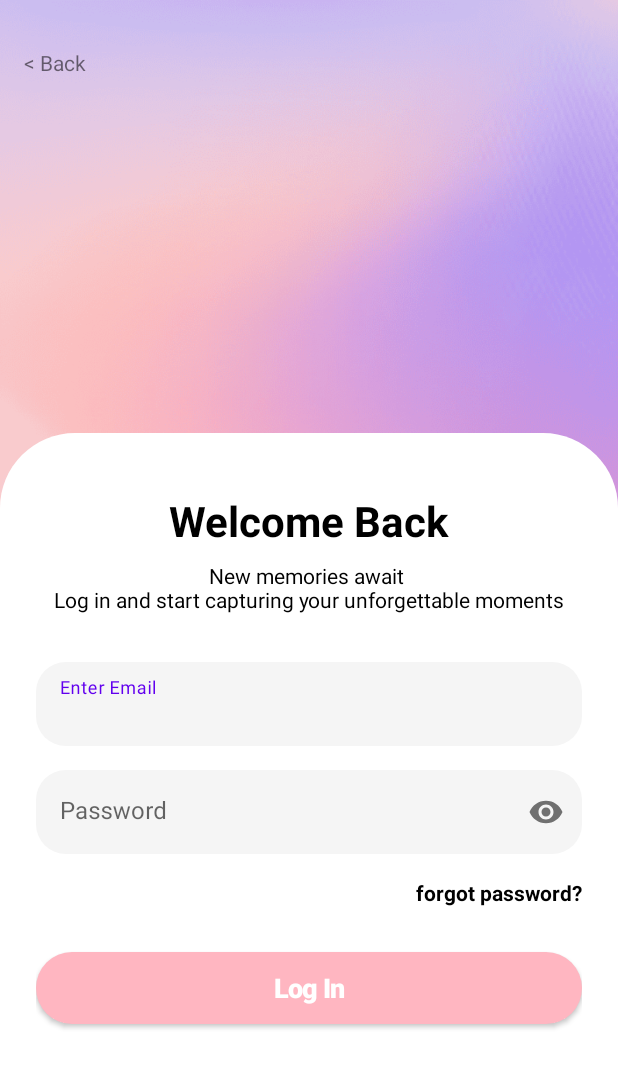
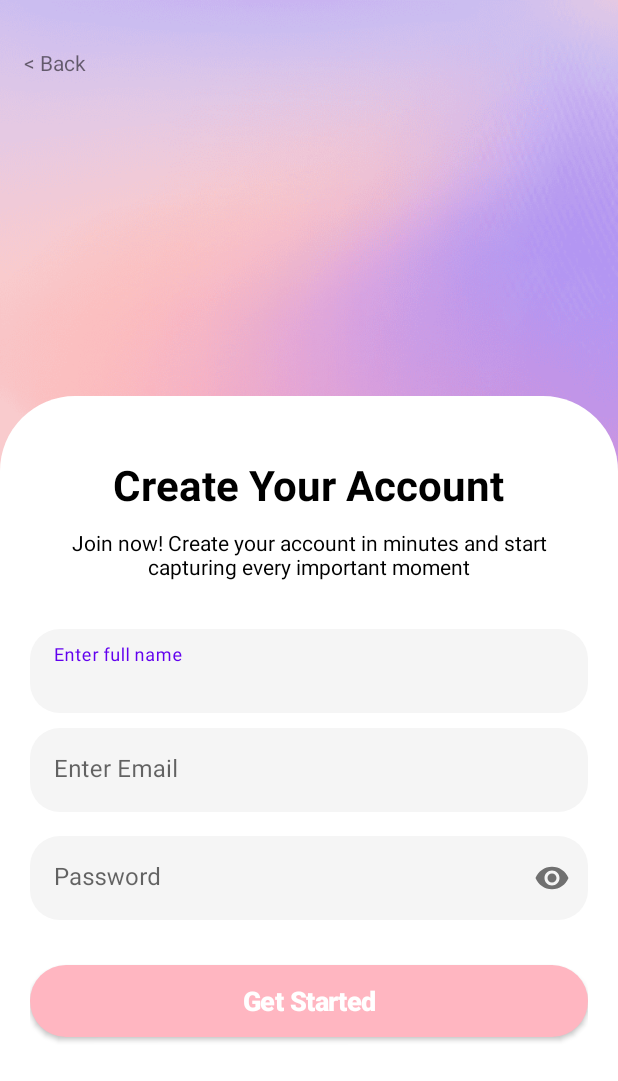
Before and after one commit to Rakhasptro/BelajarAndroidStudio, an Android app: the layout activity_sigin.xml on its own in the app's theme, with its tools: preview values and no code run, on a phone screen of 412 x 824 dp. Shown: the top 1081 px of the screen. Run offline under Robolectric (Android 15) with nearby library versions, the phone set to English and light mode, and no system bars.

Commit message:
page sig-in

```diff
--- a/app/src/main/res/layout/activity_login.xml
+++ b/app/src/main/res/layout/activity_login.xml
@@ -42,13 +42,13 @@
             app:layout_constraintStart_toStartOf="parent"
             app:layout_constraintEnd_toEndOf="parent"
             app:layout_constraintTop_toTopOf="parent"
-            android:layout_marginTop="15dp"/>
+            android:layout_marginTop="20dp"/>
 
         <TextView
             android:id="@+id/txt_subtitle"
             android:layout_width="match_parent"
             android:layout_height="wrap_content"
-            android:layout_marginTop="8dp"
+            android:layout_marginTop="10dp"
             android:text="@string/subTitle_welcome_back"
             android:textColor="@color/black"
             android:gravity="center"
@@ -134,7 +134,7 @@
             android:textColor="@color/white"
             android:textSize="18sp"
             android:textStyle="bold"
-            android:letterSpacing="-0.04"
+            android:letterSpacing="-0.02"
             app:backgroundTint="@color/pink_muda"
             app:cornerRadius="50dp"
             app:layout_constraintTop_toBottomOf="@id/options_layout"/>
--- a/app/src/main/res/layout/activity_sigin.xml
+++ b/app/src/main/res/layout/activity_sigin.xml
@@ -25,9 +25,9 @@
         android:layout_width="match_parent"
         android:layout_height="0dp"
         android:background="@drawable/white_container"
-        android:padding="24dp"
+        android:padding="20dp"
         app:layout_constraintBottom_toBottomOf="parent"
-        app:layout_constraintHeight_percent="0.65"
+        app:layout_constraintHeight_percent="0.68"
         app:layout_constraintTop_toBottomOf="@id/btn_back"
         app:layout_constraintVertical_bias="1.0">
 
@@ -35,32 +35,55 @@
             android:id="@+id/txt_welcome_back"
             android:layout_width="wrap_content"
             android:layout_height="wrap_content"
-            android:text="@string/welcome_back"
+            android:text="@string/create_your_account"
             android:textColor="@color/black"
             android:textSize="28sp"
             android:textStyle="bold"
             app:layout_constraintStart_toStartOf="parent"
             app:layout_constraintEnd_toEndOf="parent"
             app:layout_constraintTop_toTopOf="parent"
-            android:layout_marginTop="15dp"/>
+            android:layout_marginTop="20dp"/>
 
         <TextView
             android:id="@+id/txt_subtitle"
             android:layout_width="match_parent"
             android:layout_height="wrap_content"
-            android:layout_marginTop="8dp"
-            android:text="@string/subTitle_welcome_back"
+            android:layout_marginTop="10dp"
+            android:text="@string/subTitle_sigin"
             android:textColor="@color/black"
             android:gravity="center"
             android:textSize="14sp"
             app:layout_constraintTop_toBottomOf="@id/txt_welcome_back" />
 
         <com.google.android.material.textfield.TextInputLayout
+            android:id="@+id/full_name"
+            style="@style/Widget.MaterialComponents.TextInputLayout.FilledBox"
+            android:layout_width="match_parent"
+            android:layout_height="wrap_content"
+            android:layout_marginTop="32dp"
+            android:hint="@string/full_name"
+            app:boxBackgroundColor="#F5F5F5"
+            app:boxCornerRadiusBottomEnd="20dp"
+            app:boxCornerRadiusBottomStart="20dp"
+            app:boxCornerRadiusTopEnd="20dp"
+            app:boxCornerRadiusTopStart="20dp"
+            app:boxStrokeWidth="0dp"
+            app:boxStrokeWidthFocused="0dp"
+            app:layout_constraintTop_toBottomOf="@id/txt_subtitle">
+
+            <com.google.android.material.textfield.TextInputEditText
+                android:id="@+id/edt_name"
+                android:layout_width="match_parent"
+                android:layout_height="wrap_content"
+                android:inputType="text" />
+        </com.google.android.material.textfield.TextInputLayout>
+
+        <com.google.android.material.textfield.TextInputLayout
             android:id="@+id/email_input_layout"
             style="@style/Widget.MaterialComponents.TextInputLayout.FilledBox"
             android:layout_width="match_parent"
             android:layout_height="wrap_content"
-            android:layout_marginTop="32dp"
+            android:layout_marginTop="10dp"
             android:hint="@string/enter_email"
             app:boxBackgroundColor="#F5F5F5"
             app:boxCornerRadiusBottomEnd="20dp"
@@ -69,7 +92,7 @@
             app:boxCornerRadiusTopStart="20dp"
             app:boxStrokeWidth="0dp"
             app:boxStrokeWidthFocused="0dp"
-            app:layout_constraintTop_toBottomOf="@id/txt_subtitle">
+            app:layout_constraintTop_toBottomOf="@id/full_name">
 
             <com.google.android.material.textfield.TextInputEditText
                 android:id="@+id/edt_email"
@@ -102,41 +125,19 @@
                 android:inputType="textPassword" />
         </com.google.android.material.textfield.TextInputLayout>
 
-        <LinearLayout
-            android:id="@+id/options_layout"
-            android:layout_width="match_parent"
-            android:layout_height="wrap_content"
-            android:layout_marginTop="16dp"
-            android:orientation="horizontal"
-            app:layout_constraintTop_toBottomOf="@id/password_input_layout">
-
-            <View
-                android:layout_width="0dp"
-                android:layout_height="1dp"
-                android:layout_weight="1" />
-
-            <TextView
-                android:id="@+id/txt_forgot_password"
-                android:layout_width="wrap_content"
-                android:layout_height="wrap_content"
-                android:text="@string/forgot_password"
-                android:textColor="@color/black"
-                android:textStyle="bold" />
-        </LinearLayout>
-
         <com.google.android.material.button.MaterialButton
-            android:id="@+id/btn_login"
+            android:id="@+id/btn_sigin"
             android:layout_width="match_parent"
             android:layout_height="60dp"
             android:layout_marginTop="24dp"
-            android:text="@string/Login"
+            android:text="@string/get_started"
             android:textAllCaps="false"
             android:textColor="@color/white"
             android:textSize="18sp"
             android:textStyle="bold"
-            android:letterSpacing="-0.04"
+            android:letterSpacing="-0.02"
             app:backgroundTint="@color/pink_muda"
             app:cornerRadius="50dp"
-            app:layout_constraintTop_toBottomOf="@id/options_layout"/>
+            app:layout_constraintTop_toBottomOf="@id/password_input_layout"/>
     </androidx.constraintlayout.widget.ConstraintLayout>
 </androidx.constraintlayout.widget.ConstraintLayout>
--- a/app/src/main/res/layout/activity_welcome.xml
+++ b/app/src/main/res/layout/activity_welcome.xml
@@ -67,7 +67,7 @@
         app:layout_constraintTop_toBottomOf="@id/btn_crateAccount"
         android:background="@drawable/button_border"
         android:textColor="@color/black"
-        android:letterSpacing="-0.04"
+        android:letterSpacing="-0.02"
         android:textStyle="bold"
         android:textSize="18sp"
         android:textAllCaps="false"
--- a/app/src/main/res/values/strings.xml
+++ b/app/src/main/res/values/strings.xml
@@ -7,11 +7,15 @@
     <string name="Username">Username</string>
     <string name="Password">Password</string>
     <string name="welcome">Welcome =)</string>
-    <string name="subTitle">Hi there!! \nCome in and start creating. Turn your spontaneous moments into stylish photos and share your joy with us.</string>
+    <string name="subTitle">Hi there!! \nCome in and start creating Turn your spontaneous moments into stylish photos and share your joy with us</string>
     <string name="back_btn">&lt; Back</string>
     <string name="welcome_back">Welcome Back</string>
     <string name="subTitle_welcome_back">New memories await \nLog in and start capturing your unforgettable moments</string>
     <string name="enter_email">Enter Email</string>
     <string name="password">Password</string>
     <string name="forgot_password">forgot password?</string>
+    <string name="create_your_account">Create Your Account</string>
+    <string name="full_name">Enter full name</string>
+    <string name="get_started">Get Started</string>
+    <string name="subTitle_sigin">Join now! Create your account in minutes and start capturing every important moment</string>
 </resources>
```
